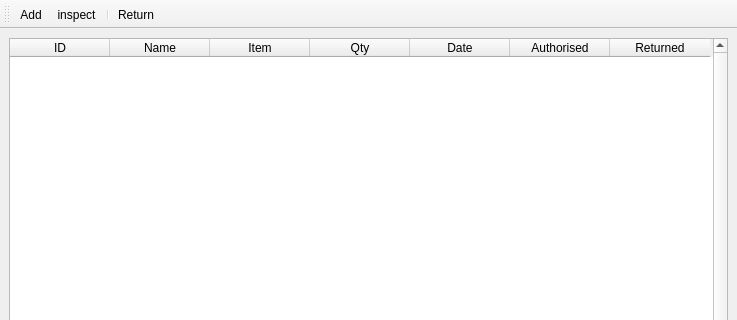
The window that mainwindow.ui (an-owl/storeman) describes before a commit, drawn with Qt 5; both pictures show x 0 to 737 and y 0 to 320 of the 737 by 536 pixel window.
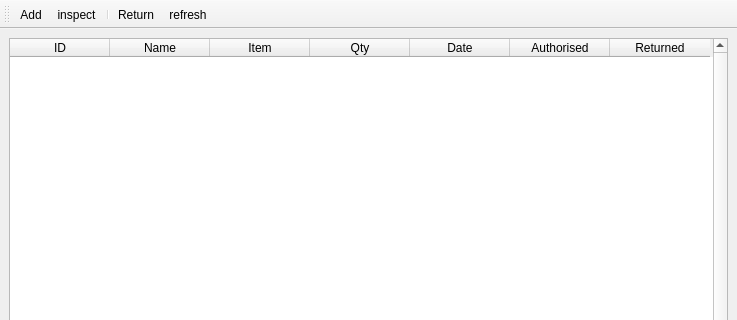
The same window after the commit.

Commit message: added refresh button for my own sanity

```diff
--- a/mainwindow.ui
+++ b/mainwindow.ui
@@ -105,6 +105,7 @@
    <addaction name="actioninspect"/>
    <addaction name="separator"/>
    <addaction name="actionReturn"/>
+   <addaction name="actionrefresh"/>
   </widget>
   <action name="actionAdd">
    <property name="text">
@@ -136,6 +137,17 @@
     <string>Ctrl+R</string>
    </property>
   </action>
+  <action name="actionrefresh">
+   <property name="text">
+    <string>refresh</string>
+   </property>
+   <property name="toolTip">
+    <string>refresh table</string>
+   </property>
+   <property name="shortcut">
+    <string>F5</string>
+   </property>
+  </action>
  </widget>
  <resources/>
  <connections/>
```
The commit also changes 2 other files.
